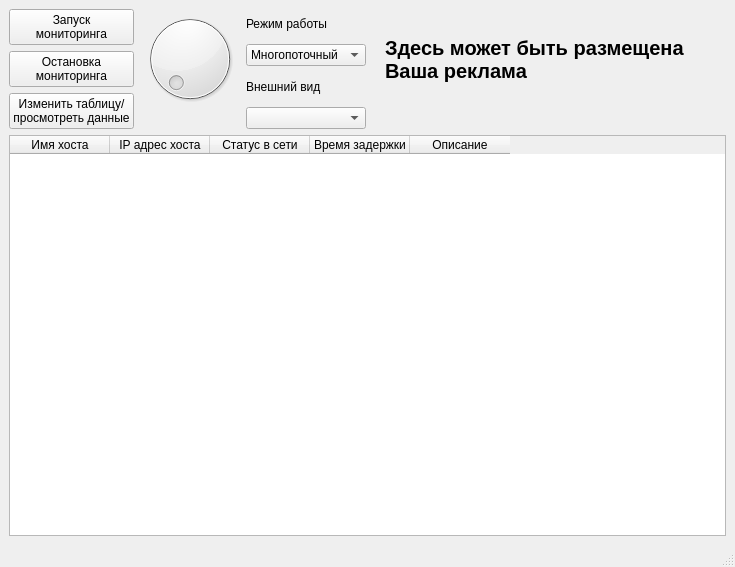
This is ui/main_window.ui in aleksey88bsuir/Network_monitoring as Qt 5 draws it before an edit. The edited form follows.
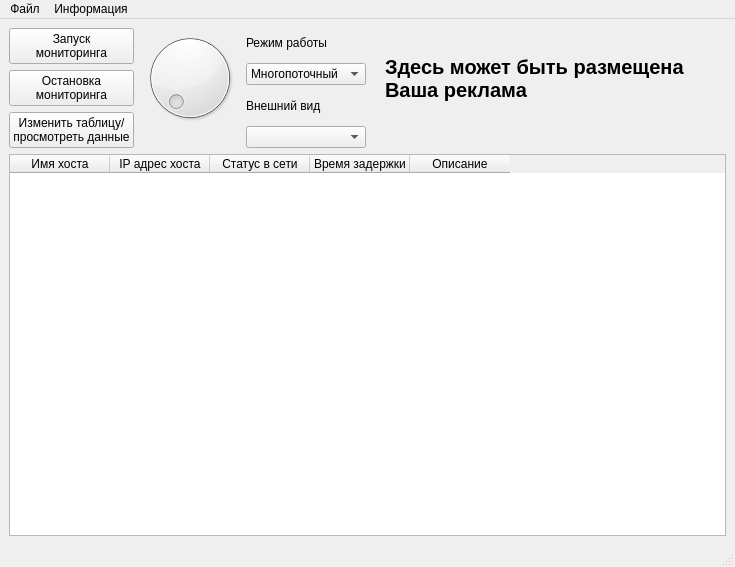
This is the edited form.

Commit message: Добавил кнопку воспроизведения музыки. Изменил правила вызова лога при изменении стиля. Добавил меню вверху программы

```diff
--- a/ui/main_window.ui
+++ b/ui/main_window.ui
@@ -197,6 +197,23 @@
      <height>22</height>
     </rect>
    </property>
+   <widget class="QMenu" name="menu">
+    <property name="title">
+     <string>Файл</string>
+    </property>
+    <addaction name="read_log"/>
+    <addaction name="clear_log"/>
+   </widget>
+   <widget class="QMenu" name="menu_2">
+    <property name="title">
+     <string>Информация</string>
+    </property>
+    <addaction name="about_program"/>
+    <addaction name="about_author"/>
+    <addaction name="tutorial"/>
+   </widget>
+   <addaction name="menu"/>
+   <addaction name="menu_2"/>
   </widget>
   <widget class="QStatusBar" name="statusbar"/>
  </widget>
```
Left out of the diff: 25 changed lines with no effect on the pictures. The commit also changes 7 other files.
